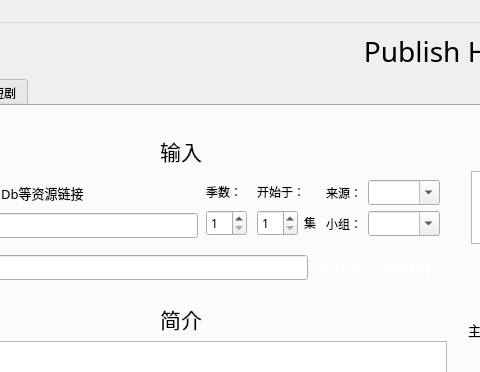
Qt form ph-bjd/ui/mainwindow.ui (publish-helper/publish-helper) before a commit; both pictures show x 125 to 605 and y 0 to 372 of the 1170 by 896 pixel window.
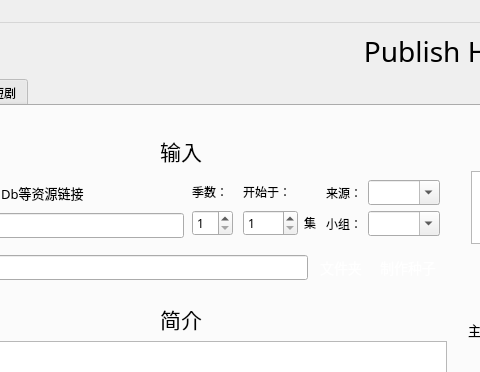
The same form after that commit. The open tabs and pages were chosen to show the change.

Commit message: 剧集开始集数支持到9999。

The edit to the form file:
```diff
--- a/ph-bjd/ui/mainwindow.ui
+++ b/ph-bjd/ui/mainwindow.ui
@@ -1140,6 +1140,9 @@
                         <property name="minimum">
                          <number>1</number>
                         </property>
+                        <property name="maximum">
+                         <number>9999</number>
+                        </property>
                        </widget>
                       </item>
                       <item>
```
Left out of the diff: 3 changed lines with no effect on the pictures. The commit also changes 1 other file.
